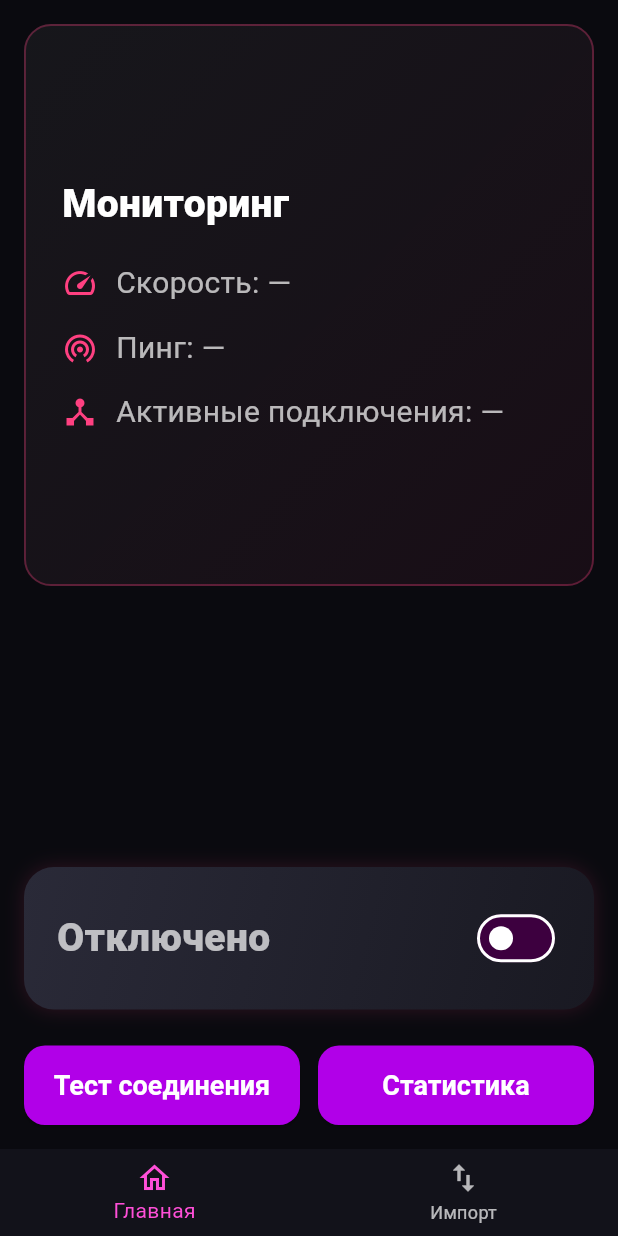
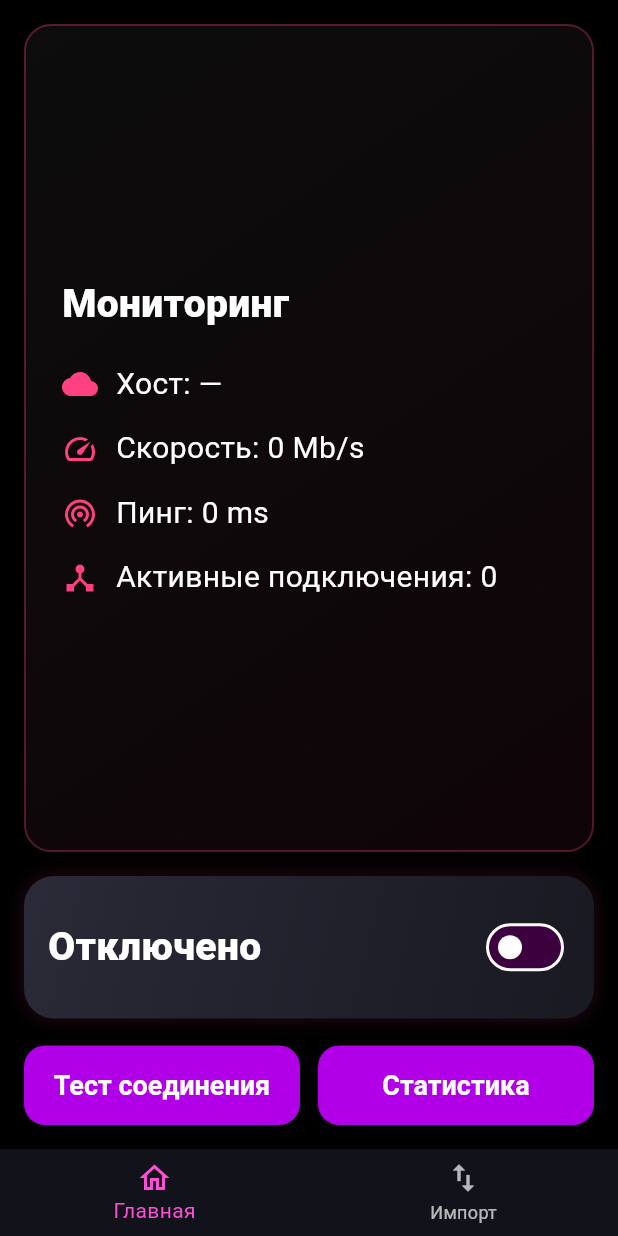
Before and after one commit to hollowgxd/WRay, a Flutter app: the screen it shows after launch, on a phone screen of 412 x 824 dp. Run offline on Flutter 3.47's test engine with Material 3 defaults, Android fonts, the phone set to English and light mode, and no system bars.

Commit message:
import config realization

```diff
--- a/lib/screens/home_screen.dart
+++ b/lib/screens/home_screen.dart
@@ -1,7 +1,8 @@
 import 'package:flutter/material.dart';
 
 class HomeScreen extends StatefulWidget {
-  const HomeScreen({super.key});
+  final Uri? importedUri;
+  const HomeScreen({super.key, this.importedUri});
 
   @override
   State<HomeScreen> createState() => _HomeScreenState();
@@ -12,12 +13,17 @@ class _HomeScreenState extends State<HomeScreen> {
 
   @override
   Widget build(BuildContext context) {
-    return SafeArea(
+    final uri = widget.importedUri;
+    final currentHost = uri != null ? uri.host : '—';
+
+    return Scaffold(
+      backgroundColor: Colors.black,                    // важно
+      body: SafeArea(
         child: Padding(
           padding: const EdgeInsets.all(16),
           child: Column(
             children: [
-            // ---------- Мониторинг сверху ----------
+              // мониторинг
               Expanded(
                 flex: 2,
                 child: Container(
@@ -51,59 +57,37 @@ class _HomeScreenState extends State<HomeScreen> {
                       ),
                       const SizedBox(height: 20),
 
-        Row(
-          children: const [
-            Icon(Icons.speed, color: Colors.pinkAccent, size: 24),
-            SizedBox(width: 12),
-            Text('Скорость: —', style: TextStyle(fontSize: 20)),
-          ],
-        ),
+                      _infoRow(Icons.cloud, 'Хост: $currentHost'),
                       const SizedBox(height: 14),
 
-        Row(
-          children: const [
-            Icon(Icons.wifi_tethering, color: Colors.pinkAccent, size: 24),
-            SizedBox(width: 12),
-            Text('Пинг: —', style: TextStyle(fontSize: 20)),
-          ],
-        ),
+                      _infoRow(Icons.speed, 'Скорость: 0 Mb/s'),
                       const SizedBox(height: 14),
 
-        Row(
-          children: const [
-            Icon(Icons.device_hub, color: Colors.pinkAccent, size: 24),
-            SizedBox(width: 12),
-            Text('Активные подключения: —', style: TextStyle(fontSize: 20)),
-          ],
-        ),
+                      _infoRow(Icons.wifi_tethering, 'Пинг: 0 ms'),
+                      const SizedBox(height: 14),
+
+                      _infoRow(Icons.device_hub, 'Активные подключения: 0'),
                     ],
                   ),
                 ),
               ),
 
+              const SizedBox(height: 16),
 
-            const Spacer(),
-
-            // ---------- Жирный нижний слайдер ----------
+              // нижняя панель подключения
               GestureDetector(
                 onTap: () => setState(() => connected = !connected),
                 child: AnimatedContainer(
                   duration: const Duration(milliseconds: 200),
                   height: 95,
                   width: double.infinity,
-                padding: const EdgeInsets.symmetric(horizontal: 22),
+                  padding: const EdgeInsets.symmetric(horizontal: 16),
                   decoration: BoxDecoration(
                     borderRadius: BorderRadius.circular(20),
                     gradient: LinearGradient(
                       colors: connected
-                        ? [
-                            const Color(0xFF00FFB7),     // neon green
-                            const Color(0xFF008F6B),
-                          ]
-                        : [
-                            const Color(0xFF2A2A38),
-                            const Color(0xFF191922),
-                          ],
+                          ? const [Color(0xFF00FFB7), Color(0xFF008F6B)]
+                          : const [Color(0xFF2A2A38), Color(0xFF191922)],
                       begin: Alignment.topLeft,
                       end: Alignment.bottomRight,
                     ),
@@ -113,23 +97,26 @@ class _HomeScreenState extends State<HomeScreen> {
                               color: Colors.greenAccent.withOpacity(0.4),
                               blurRadius: 20,
                               spreadRadius: 2,
-                          )
+                            ),
                           ]
                         : [
                             BoxShadow(
                               color: Colors.pinkAccent.withOpacity(0.15),
                               blurRadius: 10,
-                          )
+                            ),
                           ],
                   ),
                   child: Row(
-                  mainAxisAlignment: MainAxisAlignment.spaceBetween,
                     children: [
-                    Text(
+                      Expanded(
+                        child: Text(
                           connected ? 'Активно' : 'Отключено',
                           style: const TextStyle(
                             fontSize: 26,
                             fontWeight: FontWeight.w800,
+                            color: Colors.white,
+                          ),
+                          overflow: TextOverflow.ellipsis,
                         ),
                       ),
                       Switch(
@@ -141,9 +128,9 @@ class _HomeScreenState extends State<HomeScreen> {
                 ),
               ),
 
-            const SizedBox(height: 24),
+              const SizedBox(height: 18),
 
-            // ---------- Две кнопки ----------
+              // кнопки
               Row(
                 children: [
                   Expanded(
@@ -164,6 +151,23 @@ class _HomeScreenState extends State<HomeScreen> {
             ],
           ),
         ),
+      ),
+    );
+  }
+
+  Widget _infoRow(IconData icon, String text) {
+    return Row(
+      children: [
+        Icon(icon, color: Colors.pinkAccent),
+        const SizedBox(width: 12),
+        Expanded(
+          child: Text(
+            text,
+            style: const TextStyle(fontSize: 20, color: Colors.white),
+            overflow: TextOverflow.ellipsis,
+          ),
+        ),
+      ],
     );
   }
 }
--- a/lib/screens/proxy_configurator_screen.dart
+++ b/lib/screens/proxy_configurator_screen.dart
@@ -12,13 +12,13 @@ class ProxyConfiguratorScreen extends StatefulWidget {
 class _ProxyConfiguratorScreenState extends State<ProxyConfiguratorScreen> {
   int index = 0;
 
-  final screens = [
-    const HomeScreen(),
-    const ImportScreen(),
-  ];
-
   @override
   Widget build(BuildContext context) {
+    final screens = [
+      const HomeScreen(),
+      const ImportScreen(),
+    ];
+
     return Scaffold(
       body: screens[index],
       bottomNavigationBar: BottomNavigationBar(
--- a/lib/widgets/import_widget.dart
+++ b/lib/widgets/import_widget.dart
@@ -1,4 +1,5 @@
 import 'package:flutter/material.dart';
+import '../screens/home_screen.dart';
 
 class ImportWidget extends StatefulWidget {
   const ImportWidget({super.key});
@@ -17,7 +18,9 @@ class _ImportWidgetState extends State<ImportWidget> {
     Uri? parsed;
     try {
       parsed = Uri.parse(raw);
-    } catch (_) {}
+    } catch (_) {
+      parsed = null;
+    }
 
     if (parsed == null || parsed.scheme.isEmpty || parsed.host.isEmpty) {
       ScaffoldMessenger.of(context).showSnackBar(
@@ -26,16 +29,21 @@ class _ImportWidgetState extends State<ImportWidget> {
       return;
     }
 
-    // TODO: Сохранить/обработать конфигурацию
-
-    ScaffoldMessenger.of(context).showSnackBar(
-      const SnackBar(content: Text("Конфигурация добавлена")),
+    // Навигация: открываем HomeScreen и передаём Uri
+    Navigator.push(
+      context,
+      MaterialPageRoute(
+        builder: (_) => HomeScreen(importedUri: parsed),
+      ),
     );
   }
 
   @override
   Widget build(BuildContext context) {
-    return Column(
+    // Оборачиваем в scroll, чтобы клавиатура не ломала layout
+    return SingleChildScrollView(
+      padding: const EdgeInsets.all(0),
+      child: Column(
         crossAxisAlignment: CrossAxisAlignment.stretch,
         children: [
           const Text(
@@ -43,7 +51,6 @@ class _ImportWidgetState extends State<ImportWidget> {
             style: TextStyle(fontSize: 18, fontWeight: FontWeight.w600),
           ),
           const SizedBox(height: 12),
-
           TextField(
             controller: controller,
             maxLines: 4,
@@ -57,15 +64,14 @@ class _ImportWidgetState extends State<ImportWidget> {
             ),
             style: const TextStyle(fontFamily: 'monospace'),
           ),
-
           const SizedBox(height: 12),
-
           ElevatedButton.icon(
             onPressed: _import,
             icon: const Icon(Icons.download),
             label: const Text("Импортировать"),
           ),
         ],
+      ),
     );
   }
 }
```
Also changed, not shown: 2 other files. Lines whose indentation alone changed are shown as unchanged.
